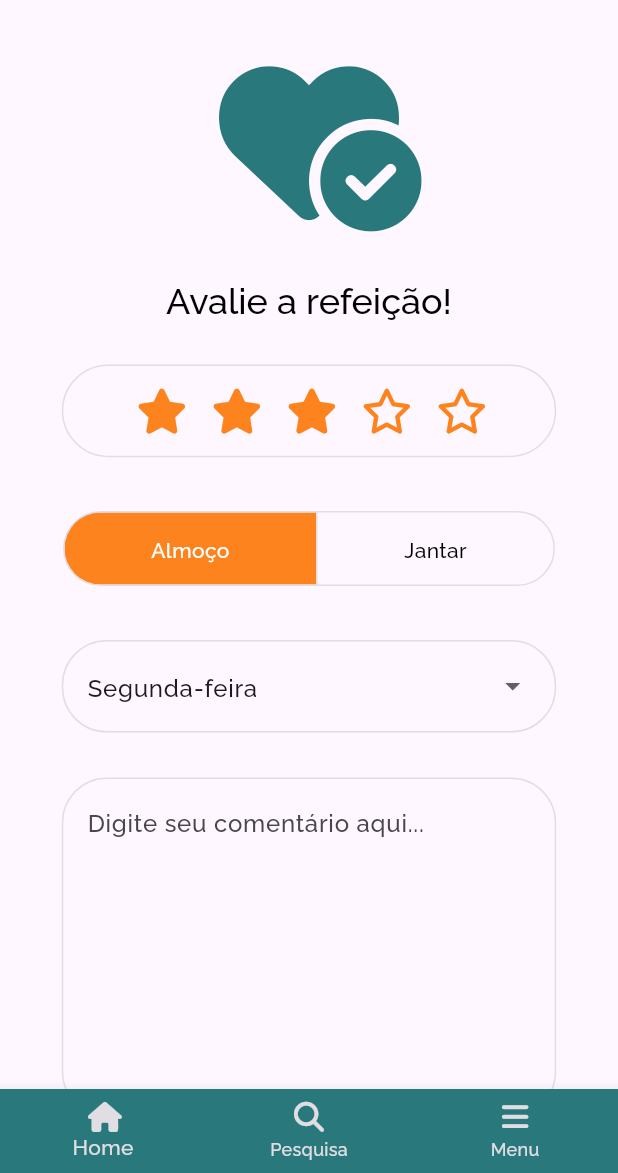
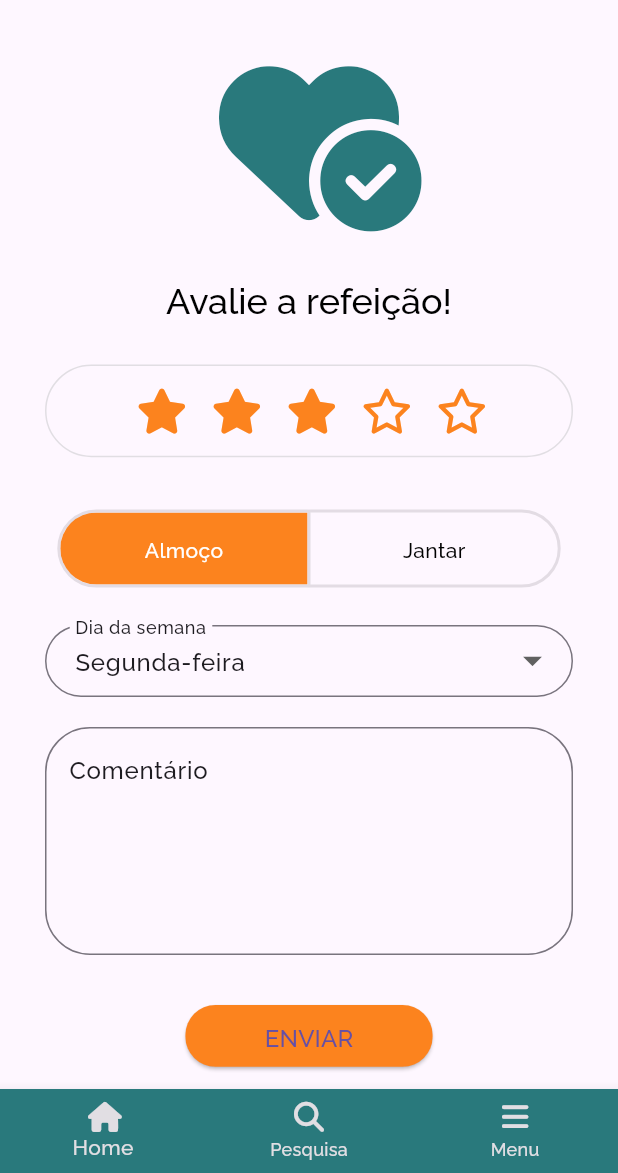
Before and after one commit to marcospaulor/ufcat_app, a Flutter app: the RatingScreen screen opened directly with empty values, on a phone screen of 412 x 824 dp, the part 63-1236 px from its top. Run offline on Flutter 3.47's test engine with Material 3 defaults, Android fonts, the phone set to English and light mode, and no system bars; drawn by our look-alikes of flutter_rating_bar; our stand-ins replace animated_splash_screen, carousel_slider, font_awesome_flutter, geolocator, google_maps_flutter, mask_text_input_formatter and 3 more; missing offline and left inert: dynamic_height_grid_view, webview_flutter_wkwebview; network calls fail; Roboto replaces fonts that are missing (WorkSans-Regular).

Commit message:
Update calendar last day, shortcut item dimensions, form creation

```diff
--- a/lib/features/calendar/pages/calendar_screen.dart
+++ b/lib/features/calendar/pages/calendar_screen.dart
@@ -107,7 +107,7 @@ class _CalendarScreen extends State<CalendarScreen> {
             ),
             locale: 'PT_BR',
             firstDay: DateTime.utc(2022, 1, 1),
-            lastDay: DateTime.utc(2023, 12, 31),
+            lastDay: DateTime.utc(2100, 12, 31),
             focusedDay: _focusedDay,
             calendarFormat: _calendarFormat,
             availableCalendarFormats: const {
--- a/lib/features/home/widgets/shortcut_item.dart
+++ b/lib/features/home/widgets/shortcut_item.dart
@@ -111,8 +111,8 @@ class _AtalhoIconState extends State<AtalhoIcon> {
                     Icon(atalhos.values.toList()[index], size: iconSize),
                     SizedBox(height: height * 0.03),
                     SizedBox(
-                      width: width,
-                      height: height * 0.05,
+                      width: width * 0.5,
+                      height: height * 0.06,
                       child: Text(
                         atalhos.keys.toList()[index],
                         textAlign: TextAlign.center,
--- a/lib/features/rating/pages/rating_screen.dart
+++ b/lib/features/rating/pages/rating_screen.dart
@@ -2,8 +2,10 @@ import 'package:flutter/material.dart';
 import 'package:font_awesome_flutter/font_awesome_flutter.dart';
 import 'package:ufcat_app/shared/app_bar.dart';
 import 'package:ufcat_app/shared/bottom_bar.dart';
+import 'package:ufcat_app/shared/form/custom_textarea.dart';
 import 'package:ufcat_app/shared/star_rating.dart';
 import 'package:ufcat_app/shared/side_menu.dart';
+import 'package:ufcat_app/shared/form/dropdown_selector.dart';
 import 'package:ufcat_app/theme/src/app_colors.dart';
 
 class RatingScreen extends StatefulWidget {
@@ -61,7 +63,9 @@ class _RatingScreenState extends State<RatingScreen> {
         icon: FontAwesomeIcons.arrowLeft,
       ),
       endDrawer: const MyNavigationDrawer(),
-      body: Form(
+      body: Padding(
+        padding: const EdgeInsets.symmetric(horizontal: 30.0),
+        child: Form(
           key: _formKey,
           child: ListView(
             scrollDirection: Axis.vertical,
@@ -88,7 +92,7 @@ class _RatingScreenState extends State<RatingScreen> {
                   ),
                   // rating bar
                   Container(
-                  width: width * 0.8,
+                    width: width,
                     height: height * 0.075,
                     margin: const EdgeInsets.only(top: 30),
                     alignment: Alignment.center,
@@ -115,7 +119,7 @@ class _RatingScreenState extends State<RatingScreen> {
                   ),
                   // toggle buttons
                   Container(
-                  width: width * 0.8,
+                    width: width,
                     height: height * 0.075,
                     margin: const EdgeInsets.only(top: 30),
                     alignment: Alignment.center,
@@ -129,6 +133,7 @@ class _RatingScreenState extends State<RatingScreen> {
                       fillColor: orangeUfcat, // Cor de fundo quando selecionado
                       selectedColor:
                           Colors.white, // Cor do texto quando selecionado
+                      borderWidth: 2,
                       onPressed: (int index) {
                         setState(() {
                           selected = !selected;
@@ -140,102 +145,64 @@ class _RatingScreenState extends State<RatingScreen> {
                         }
                       },
                       children: [
-                      Padding(
-                        padding: EdgeInsets.symmetric(horizontal: width * 0.14),
+                        // widget para tornar a largura do botão do mesmo tamanho do widget pai
+                        SizedBox(
+                          width: width * 0.4,
+                          child: Container(
+                            alignment: Alignment.center,
                             child: Text(
                               'Almoço',
-                          style: TextStyle(
-                            color: selected ? Colors.white : Colors.black,
+                              style: Theme.of(context)
+                                  .textTheme
+                                  .bodyMedium!
+                                  .copyWith(
+                                    color:
+                                        selected ? Colors.white : Colors.black,
                                   ),
                             ),
                           ),
-                      Padding(
-                        padding: EdgeInsets.symmetric(horizontal: width * 0.14),
+                        ),
+
+                        SizedBox(
+                          width: width * 0.4,
+                          child: Container(
+                            alignment: Alignment.center,
                             child: Text(
                               'Jantar',
-                          style: TextStyle(
-                            color: selected ? Colors.black : Colors.white,
+                              style: Theme.of(context)
+                                  .textTheme
+                                  .bodyMedium!
+                                  .copyWith(
+                                    color:
+                                        selected ? Colors.black : Colors.white,
+                                  ),
                             ),
                           ),
                         ),
                       ],
                     ),
                   ),
+                  const SizedBox(height: 20),
                   // dropdown
-                Container(
-                  margin: const EdgeInsets.only(top: 30),
-                  width: width * 0.8,
-                  height: height * 0.075,
-                  alignment: Alignment.center,
-                  decoration: const BoxDecoration(
-                    borderRadius: BorderRadius.all(
-                      Radius.circular(30),
-                    ),
-                    border: Border.fromBorderSide(
-                      BorderSide(
-                        color: grayUfcat,
-                      ),
-                    ),
-                  ),
-                  child: Padding(
-                    padding: const EdgeInsets.symmetric(horizontal: 16.0),
-                    child: DropdownButtonFormField<String>(
-                      decoration: const InputDecoration(
-                        // remove border
-                        border: InputBorder.none,
-                        // aumentando o tamanho
-                        contentPadding: EdgeInsets.all(0),
-                      ),
-                      value: dropDownWeek,
-                      hint: const Text('Selecione um dia da semana'),
-                      validator: (String? value) {
-                        if (value == null || value.isEmpty) {
-                          return 'Por favor, selecione um dia da semana';
-                        }
-                        return null;
-                      },
-                      items: diasDaSemana.map((String value) {
-                        return DropdownMenuItem<String>(
-                          value: value,
-                          child: Text(value,
-                              style: Theme.of(context).textTheme.bodyLarge!),
-                        );
-                      }).toList(),
+                  DropdownSelector(
+                    label: "Dia da semana",
+                    hintText: 'Selecione um dia da semana',
+                    items: diasDaSemana,
+                    selectedValue: dropDownWeek,
                     onChanged: (String? value) {
                       setState(() {
                         dropDownWeek = value;
                       });
                     },
                   ),
+                  const SizedBox(height: 20),
+                  // input area
+                  CustomTextArea(
+                    label: 'Comentário',
+                    hintText: 'Digite seu comentário aqui...',
+                    controller: controller,
                   ),
-                ),
-                // input area
-                Container(
-                  margin: const EdgeInsets.only(top: 30),
-                  width: width * 0.8,
-                  decoration: const BoxDecoration(
-                    borderRadius: BorderRadius.all(
-                      Radius.circular(30),
-                    ),
-                    border: Border.fromBorderSide(
-                      BorderSide(
-                        color: grayUfcat,
-                      ),
-                    ),
-                  ),
-                  child: TextField(
-                    controller: controller,
-                    maxLines: 8,
-                    decoration: const InputDecoration(
-                      border: OutlineInputBorder(
-                        borderSide: BorderSide.none,
-                      ),
-                      hintText: 'Digite seu comentário aqui...',
-                      // filled: true,
-                      // fillColor: grayUfcat,
-                    ),
-                  ),
-                ),
+
                   Container(
                     margin: const EdgeInsets.only(top: 30),
                     child: ElevatedButton(
@@ -268,6 +235,7 @@ class _RatingScreenState extends State<RatingScreen> {
             ],
           ),
         ),
+      ),
       bottomNavigationBar: BottomBar(drawerKey: drawerKey),
     );
   }
--- /dev/null
+++ b/lib/shared/form/custom_textarea.dart
@@ -0,0 +1,37 @@
+import 'package:flutter/material.dart';
+import 'package:ufcat_app/theme/src/app_colors.dart';
+
+class CustomTextArea extends StatelessWidget {
+  final TextEditingController controller;
+  final String label;
+  final String hintText;
+  final void Function(String)? onChanged;
+
+  const CustomTextArea({
+    Key? key,
+    required this.controller,
+    required this.label,
+    required this.hintText,
+    this.onChanged,
+  }) : super(key: key);
+
+  @override
+  Widget build(BuildContext context) {
+    return TextFormField(
+      controller: controller,
+      maxLines: 5, // Permite múltiplas linhas
+      onChanged: onChanged,
+      style: Theme.of(context).textTheme.bodyLarge,
+      decoration: InputDecoration(
+        labelText: label,
+        labelStyle: Theme.of(context).textTheme.bodyLarge,
+        hintText: hintText,
+        alignLabelWithHint: true,
+        border: const OutlineInputBorder(
+          borderRadius: BorderRadius.all(Radius.circular(30)),
+          borderSide: BorderSide(color: grayUfcat),
+        ),
+      ),
+    );
+  }
+}
--- /dev/null
+++ b/lib/shared/form/dropdown_selector.dart
@@ -0,0 +1,57 @@
+import 'package:flutter/material.dart';
+import 'package:ufcat_app/theme/src/app_colors.dart';
+
+class DropdownSelector extends StatelessWidget {
+  final String hintText;
+  final String label;
+  final List<String> items;
+  final String? selectedValue;
+  final ValueChanged<String?> onChanged;
+
+  const DropdownSelector({
+    Key? key,
+    this.label = "",
+    this.hintText = "",
+    required this.items,
+    required this.onChanged,
+    this.selectedValue,
+  }) : super(key: key);
+
+  @override
+  Widget build(BuildContext context) {
+    return DropdownButtonFormField<String>(
+      isExpanded: true,
+      iconSize: 30,
+      decoration: InputDecoration(
+        labelText: label,
+        labelStyle: Theme.of(context).textTheme.bodyLarge!,
+        hintText: hintText,
+        hintStyle: Theme.of(context).textTheme.bodyLarge!,
+        border: const OutlineInputBorder(
+          borderRadius: BorderRadius.all(Radius.circular(30)),
+          borderSide: BorderSide(
+            color: grayUfcat,
+          ),
+        ),
+        contentPadding: EdgeInsets.symmetric(horizontal: 16.0),
+      ),
+      value: selectedValue,
+      validator: (String? value) {
+        if (value == null || value.isEmpty) {
+          return 'Por favor, selecione um item';
+        }
+        return null;
+      },
+      items: items.map((String value) {
+        return DropdownMenuItem<String>(
+          value: value,
+          child: Text(
+            value,
+            style: Theme.of(context).textTheme.bodyLarge!,
+          ),
+        );
+      }).toList(),
+      onChanged: onChanged,
+    );
+  }
+}
```
Also changed, not shown: lib/features/security/pages/security_screen.dart (+63 -51 lines), lib/shared/form/custom_textfield.dart (added, +52 -0 lines), pubspec.yaml (+6 -7 lines). Lines whose indentation alone changed are shown as unchanged.
